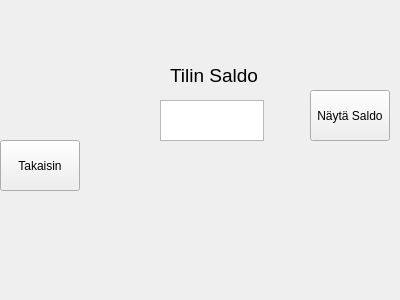
Qt form bank-automat/saldo.ui (JohWid1/BankSimulRyhmatyo) before a commit.
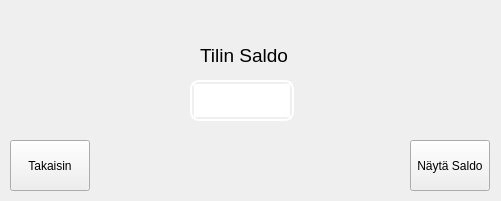
The same form after that commit.

```diff
--- a/bank-automat/saldo.ui
+++ b/bank-automat/saldo.ui
@@ -6,8 +6,8 @@
    <rect>
     <x>0</x>
     <y>0</y>
-    <width>400</width>
-    <height>300</height>
+    <width>501</width>
+    <height>201</height>
    </rect>
   </property>
   <property name="windowTitle">
@@ -47,7 +47,7 @@
     <widget class="QPushButton" name="pushButton_4_back">
      <property name="geometry">
       <rect>
-       <x>0</x>
+       <x>10</x>
        <y>140</y>
        <width>80</width>
        <height>51</height>
@@ -60,8 +60,8 @@
     <widget class="QLabel" name="label_4">
      <property name="geometry">
       <rect>
-       <x>170</x>
-       <y>60</y>
+       <x>200</x>
+       <y>40</y>
        <width>101</width>
        <height>31</height>
       </rect>
@@ -75,37 +75,54 @@
       <string>Tilin Saldo</string>
      </property>
     </widget>
-    <widget class="QPushButton" name="pushButton_saldo_show">
-     <property name="geometry">
-      <rect>
-       <x>310</x>
-       <y>90</y>
-       <width>80</width>
-       <height>51</height>
-      </rect>
-     </property>
-     <property name="text">
-      <string>Näytä Saldo</string>
-     </property>
-    </widget>
     <widget class="QTextEdit" name="textEdit1">
      <property name="geometry">
       <rect>
-       <x>160</x>
-       <y>100</y>
+       <x>190</x>
+       <y>80</y>
        <width>104</width>
        <height>41</height>
       </rect>
      </property>
      <property name="font">
       <font>
-       <pointsize>12</pointsize>
+       <pointsize>14</pointsize>
       </font>
      </property>
+     <property name="layoutDirection">
+      <enum>Qt::RightToLeft</enum>
+     </property>
+     <property name="styleSheet">
+      <string notr="true">text-align:center;
+border-color: rgb(255,255,255);
+border-width: 2px;
+border-style: solid;
+border-radius: 9px;
+padding: 2px;</string>
+     </property>
+     <property name="frameShadow">
+      <enum>QFrame::Plain</enum>
+     </property>
+     <property name="lineWidth">
+      <number>0</number>
+     </property>
     </widget>
    </widget>
    <widget class="QWidget" name="page_2"/>
   </widget>
+  <widget class="QPushButton" name="pushButton_saldo_show">
+   <property name="geometry">
+    <rect>
+     <x>410</x>
+     <y>140</y>
+     <width>80</width>
+     <height>51</height>
+    </rect>
+   </property>
+   <property name="text">
+    <string>Näytä Saldo</string>
+   </property>
+  </widget>
  </widget>
  <resources/>
  <connections/>
```
